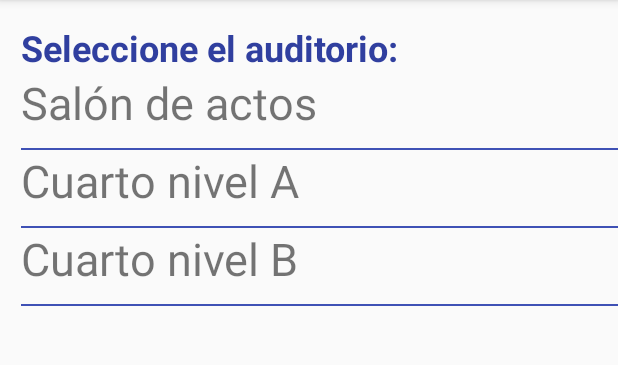
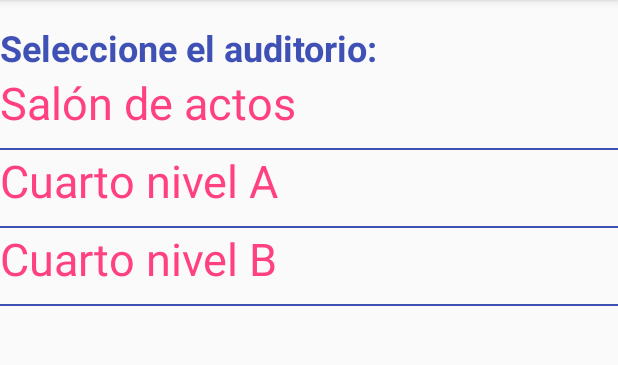
Before and after one commit to UTN-FRSFCO/cneisi2017-checkin, an Android app: the MainActivity screen opened directly, with no data from a screen before it, on a phone screen of 412 x 824 dp, the part 84-449 px from its top. Run offline under Robolectric (Android 15) with nearby library versions, the phone set to English and light mode, and no system bars.

Commit message:
Change styles

```diff
--- a/app/src/main/res/layout/activity_main.xml
+++ b/app/src/main/res/layout/activity_main.xml
@@ -14,7 +14,7 @@
         android:layout_marginTop="15dp"
         android:layout_weight="1"
         android:text="Seleccione el auditorio:"
-        android:textColor="@color/colorPrimaryDark"
+        android:textColor="@color/colorPrimary"
         android:textSize="24sp"
         android:textStyle="bold" />
 
@@ -22,13 +22,11 @@
         android:id="@+id/lvAuditoriums"
         android:layout_width="match_parent"
         android:layout_height="match_parent"
-        android:layout_alignParentLeft="true"
-        android:layout_alignParentStart="true"
         android:layout_below="@+id/tvAuditoriumName"
-        android:layout_marginLeft="14dp"
-        android:layout_marginStart="14dp"
         android:divider="@color/colorPrimary"
         android:dividerHeight="1dp"
-        android:headerDividersEnabled="true" />
+        android:headerDividersEnabled="true"
+        android:layout_alignParentLeft="true"
+        android:layout_alignParentStart="true" />
 
 </RelativeLayout>
--- a/app/src/main/res/layout/item_auditorium.xml
+++ b/app/src/main/res/layout/item_auditorium.xml
@@ -13,6 +13,7 @@
         android:gravity="center"
         android:text="name"
         android:textAlignment="textStart"
+        android:textColor="@color/colorAccent"
         android:textSize="30sp" />
 
 </LinearLayout>
--- a/app/src/main/res/layout/item_conference.xml
+++ b/app/src/main/res/layout/item_conference.xml
@@ -9,6 +9,7 @@
         android:layout_height="wrap_content"
         android:text="Name"
         android:textAllCaps="true"
+        android:textColor="@color/colorAccent"
         android:textSize="24sp"
         android:textStyle="bold" />
 
@@ -16,5 +17,6 @@
         android:id="@+id/tvConferenceDate"
         android:layout_width="match_parent"
         android:layout_height="wrap_content"
-        android:text="StartDate" />
+        android:text="StartDate"
+        android:textColor="@color/colorPrimary" />
 </LinearLayout>
--- a/app/src/main/res/values/colors.xml
+++ b/app/src/main/res/values/colors.xml
@@ -1,6 +1,6 @@
 <?xml version="1.0" encoding="utf-8"?>
 <resources>
-    <color name="colorPrimary">#3F51B5</color>
+    <color name="colorPrimary">#3f51b5</color>
     <color name="colorPrimaryDark">#303F9F</color>
-    <color name="colorAccent">#FF4081</color>
+    <color name="colorAccent">#ff4081</color>
 </resources>
```
Also changed, not shown: app/src/main/java/ar/edu/utn/sanfrancisco/cneisi/checkin_cneisi2017/ConferencesActivity.java (+5 -5 lines), app/src/main/java/ar/edu/utn/sanfrancisco/cneisi/checkin_cneisi2017/Models/Conference.java (+16 -2 lines).
